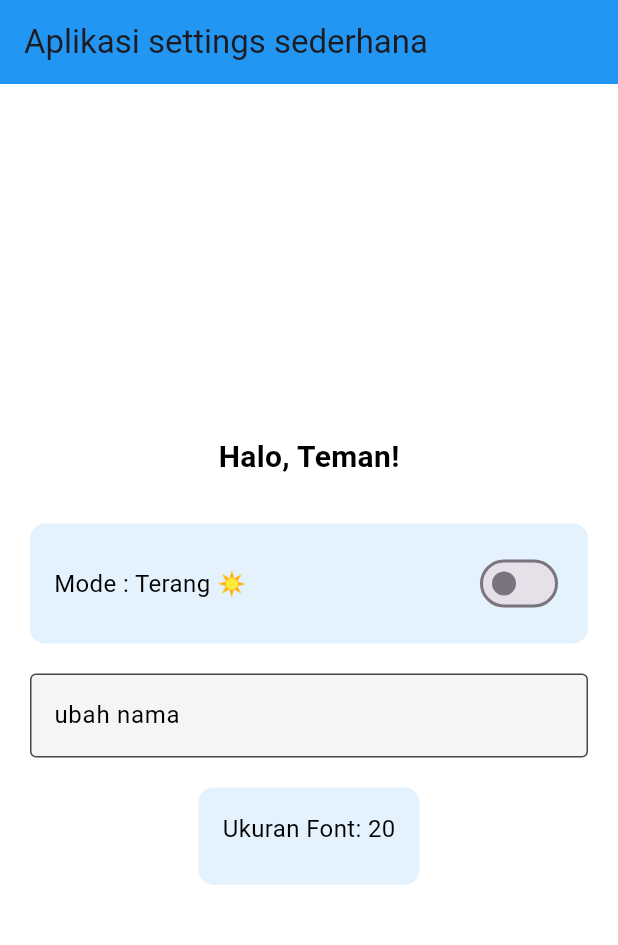
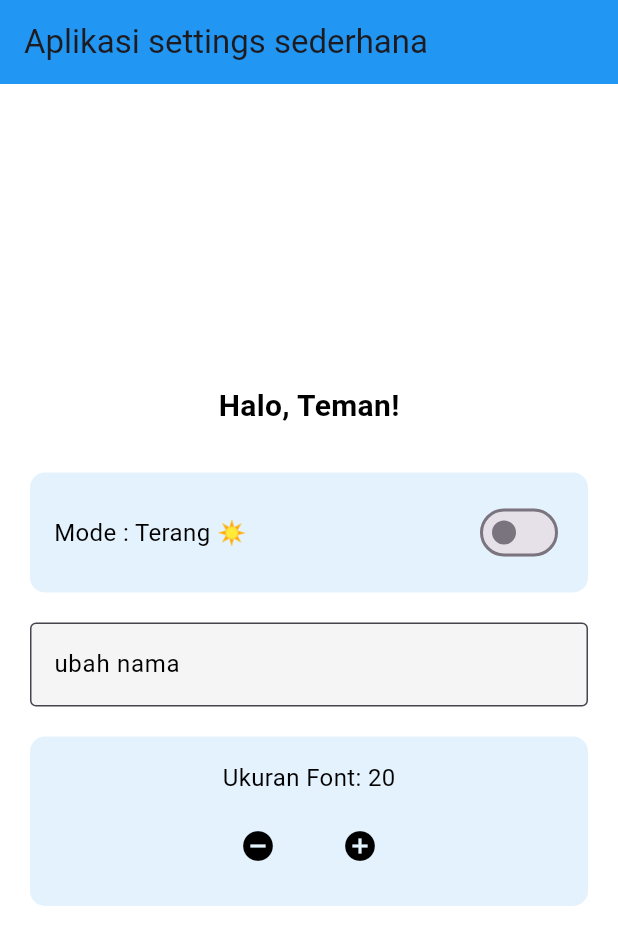
Before and after one commit to RizkyRR27/Pertemuan11, a Flutter app: the screen it shows after launch, on a phone screen of 412 x 824 dp. Shown: the top 945 px of the screen. Run offline on Flutter 3.47's test engine with Material 3 defaults, Android fonts, the phone set to English and light mode, and no system bars.

Commit message:
font pt2

```diff
--- a/js11/lib/view.dart
+++ b/js11/lib/view.dart
@@ -100,6 +100,7 @@ class _MyAppState extends State<MyApp> {
               ),
                SizedBox(height: 20),
 
+              //ukuran font
               Container(
                 padding: EdgeInsets.all(16),
                 decoration: BoxDecoration(
@@ -115,13 +116,31 @@ class _MyAppState extends State<MyApp> {
                       style: TextStyle(color: settings.textColor, fontSize: 16),
                     ),
                     SizedBox(height: 10),
+                    Row(
+                      mainAxisAlignment: MainAxisAlignment.center,
+                      children: [
+                        IconButton(
+                          onPressed: decreaseFont,
+                          icon: Icon(Icons.remove_circle,
+                              color: settings.textColor),
+                        ),
+                        SizedBox(width: 20),
+                        IconButton(
+                          onPressed: increaseFont,
+                          icon:
+                              Icon(Icons.add_circle, color: settings.textColor),
+                        ),
+                      ],
+                    ),
                   ],
                 ),
               ),
-            ],
+              SizedBox(height: 20),
+                  ],
+                ),
+              ),
+
           ),
-        ),
-      ),
     );
   }
 }
```
